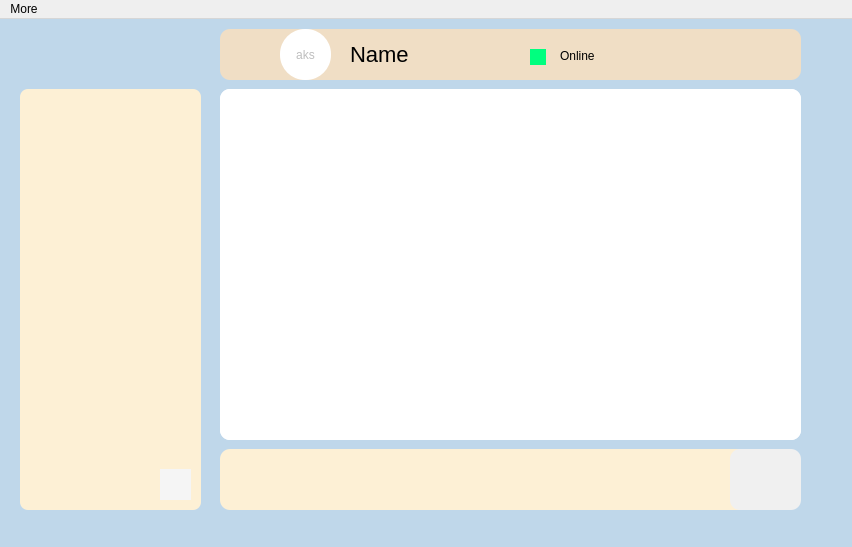
First picture: the form in client/mainwindow.ui, repository AP-projects-4001/jan-ghahve, before the edit.
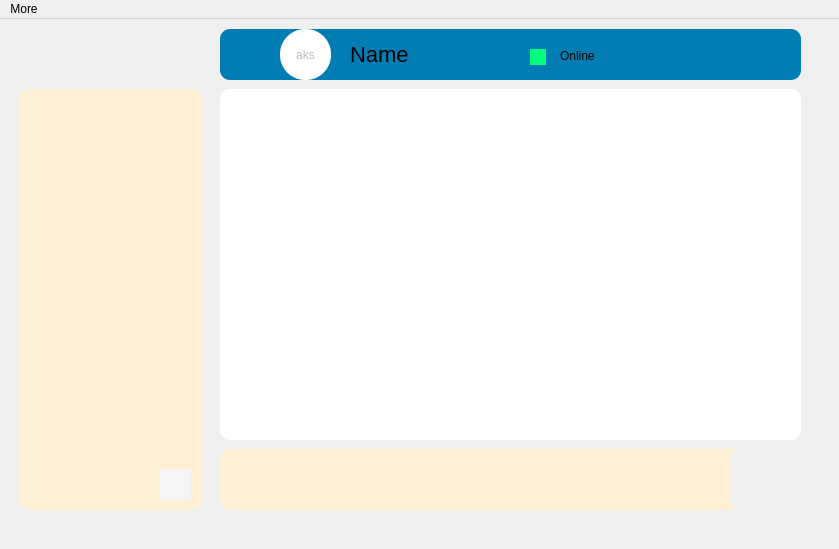
Second picture: the form after the edit. Icons and pictures are not drawn.

The edit to the form file:
```diff
--- a/client/mainwindow.ui
+++ b/client/mainwindow.ui
@@ -6,15 +6,15 @@
    <rect>
     <x>0</x>
     <y>0</y>
-    <width>852</width>
-    <height>547</height>
+    <width>839</width>
+    <height>549</height>
    </rect>
   </property>
   <property name="windowTitle">
    <string>MainWindow</string>
   </property>
   <property name="styleSheet">
-   <string notr="true">QMainWindow{background-color:rgb(191, 215, 234);}
+   <string notr="true">QMainWindow{border-image: url(:/images/resourses/BGchat.jpg);}
 
 
 </string>
@@ -49,7 +49,7 @@
      <property name="styleSheet">
       <string notr="true">border: hide; 
 border-radius:10px; 
-background-color:rgb(240, 222, 197);
+background-color:rgb(240, 240, 240);
 font-size:19px;
 background-color:rgb(253, 240, 213);
 
@@ -128,7 +128,7 @@
      <string notr="true">border: 0px solid gray;
 border-radius : 10px;
 border-bottom:hide;
-background-color:rgb(240, 222, 197);
+background-color:rgb(1, 125, 180);
 </string>
     </property>
     <property name="title">
@@ -240,7 +240,7 @@
      <property name="styleSheet">
       <string notr="true">border:hide;
 font-size:18px;
-background-color:rgb(240, 222, 197);
+background-color:rgb(245, 245, 245);
 border-radius:8px;
 background-color:rgb(253, 240, 213);
 </string>
@@ -333,7 +333,7 @@
     <rect>
      <x>0</x>
      <y>0</y>
-     <width>852</width>
+     <width>839</width>
      <height>28</height>
     </rect>
    </property>
```
